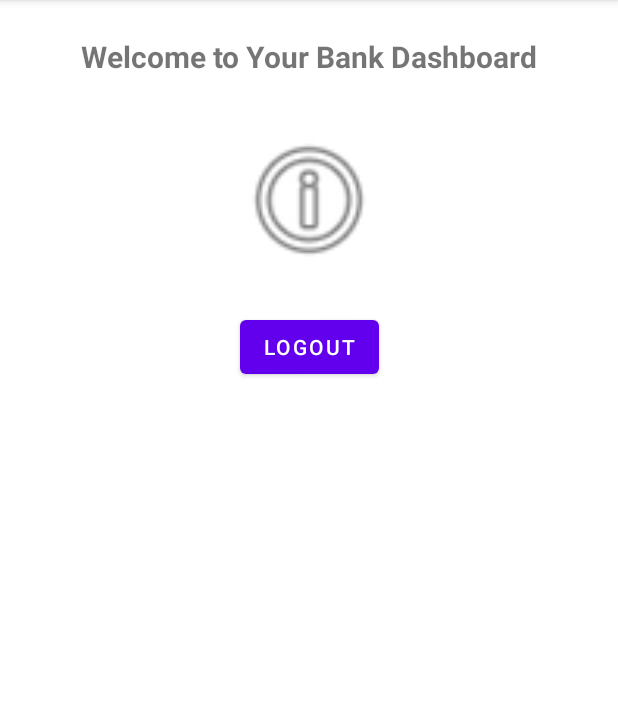
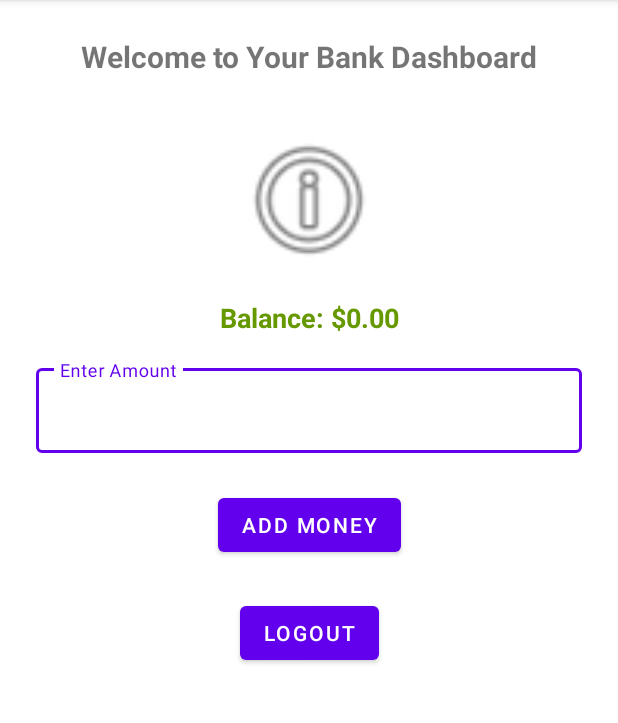
Before and after one commit to arc-arnob/kotlin-bank-app, an Android app: the DashboardActivity screen opened directly, with no data from a screen before it, on a phone screen of 412 x 824 dp, the part 84-807 px from its top. Run offline under Robolectric (Android 15) with nearby library versions, the phone set to English and light mode, and no system bars; our stand-ins replace Room's generated code.

Commit message:
Add Balance display and add

```diff
--- a/app/src/main/java/com/arnob/bank_app/data/repository/UserRepository.kt
+++ b/app/src/main/java/com/arnob/bank_app/data/repository/UserRepository.kt
@@ -13,7 +13,6 @@ class UserRepository(private val userDao: UserDao) {
             } else {
                 val user = User(username = username, password = password, name = name)
                 val userId = userDao.insertUser(user)
-                println(userId)
                 Result.success(userId)
             }
         } catch (e: Exception) {
--- a/app/src/main/java/com/arnob/bank_app/di/ViewModelFactory.kt
+++ b/app/src/main/java/com/arnob/bank_app/di/ViewModelFactory.kt
@@ -4,7 +4,9 @@ import android.content.Context
 import androidx.lifecycle.ViewModel
 import androidx.lifecycle.ViewModelProvider
 import com.arnob.bank_app.data.db.AppDatabase
+import com.arnob.bank_app.data.repository.BalanceRepository
 import com.arnob.bank_app.data.repository.UserRepository
+import com.arnob.bank_app.ui.DashboardViewModel
 import com.arnob.bank_app.ui.LoginViewModel
 import com.arnob.bank_app.ui.RegisterViewModel
 import com.arnob.bank_app.util.PreferenceHelper
@@ -27,6 +29,13 @@ class ViewModelFactory(private val context: Context) : ViewModelProvider.Factory
             return RegisterViewModel(repository, preferenceHelper) as T
         }
 
+        if (modelClass.isAssignableFrom(DashboardViewModel::class.java)) {
+            val database = AppDatabase.getDatabase(context)
+            val repository = BalanceRepository(database.balanceDao())
+            val preferenceHelper = PreferenceHelper(context)
+            return DashboardViewModel(repository, preferenceHelper) as T
+        }
+
         throw IllegalArgumentException("Unknown ViewModel class")
     }
 }
--- a/app/src/main/java/com/arnob/bank_app/ui/DashboardActivity.kt
+++ b/app/src/main/java/com/arnob/bank_app/ui/DashboardActivity.kt
@@ -3,12 +3,16 @@ package com.arnob.bank_app.ui
 import android.content.Intent
 import androidx.appcompat.app.AppCompatActivity
 import android.os.Bundle
+import android.widget.Toast
+import androidx.lifecycle.ViewModelProvider
 import com.arnob.bank_app.databinding.ActivityDashboardBinding
+import com.arnob.bank_app.di.ViewModelFactory
 import com.arnob.bank_app.util.PreferenceHelper
 
 class DashboardActivity : AppCompatActivity() {
     private lateinit var binding: ActivityDashboardBinding
     private lateinit var preferenceHelper: PreferenceHelper
+    private lateinit var viewModel: DashboardViewModel
 
     override fun onCreate(savedInstanceState: Bundle?) {
         super.onCreate(savedInstanceState)
@@ -16,8 +20,11 @@ class DashboardActivity : AppCompatActivity() {
         setContentView(binding.root)
 
         preferenceHelper = PreferenceHelper(this)
+        // Initialize View Model
+        viewModel = ViewModelProvider(this, ViewModelFactory(this))[DashboardViewModel:: class.java]
+        viewModel.loadBalance()
         // setup observers
-//        setupObservers() Not needed i think for now.
+        setupObservers()
         // setup click listeners
         setupClickListeners()
 
@@ -28,10 +35,33 @@ class DashboardActivity : AppCompatActivity() {
             preferenceHelper.clearSession()
             navigateToLogin()
         }
+        binding.btnAddMoney.setOnClickListener{
+            val amountText = binding.etAmount.text.toString()
+            val amount = amountText.toDoubleOrNull()
+
+            if (amount == null || amount <= 0) {
+                Toast.makeText(this, "Enter a valid amount", Toast.LENGTH_SHORT).show()
+            } else {
+                viewModel.addBalance(amount)
+            }
+        }
     }
     private fun navigateToLogin(){
         val intent = Intent(this, LoginActivity::class.java)
         startActivity(intent)
     }
+    private fun setupObservers() {
+        viewModel.balanceState.observe(this) { state ->
+            when (state) {
+                is BalanceState.Success-> {
+                    val updatedAmount = state.amount
+                    binding.tvBalance.text = "Balance: $${"%.2f".format(updatedAmount)}"
+                }
+                is BalanceState.Error -> {
+                    Toast.makeText(this, state.message, Toast.LENGTH_SHORT).show()
+                }
+            }
+        }
+    }
 
 }
--- /dev/null
+++ b/app/src/main/java/com/arnob/bank_app/ui/DashboardViewModel.kt
@@ -0,0 +1,64 @@
+package com.arnob.bank_app.ui
+
+import androidx.lifecycle.LiveData
+import androidx.lifecycle.MutableLiveData
+import androidx.lifecycle.ViewModel
+import androidx.lifecycle.viewModelScope
+import com.arnob.bank_app.data.repository.BalanceRepository
+import com.arnob.bank_app.util.PreferenceHelper
+import kotlinx.coroutines.launch
+
+class DashboardViewModel(
+    private val balanceRepository: BalanceRepository,
+    private val preferenceHelper: PreferenceHelper
+): ViewModel() {
+
+    private val _balanceState = MutableLiveData<BalanceState>()
+    val balanceState: LiveData<BalanceState> = _balanceState
+
+
+    fun loadBalance(){
+        viewModelScope.launch {
+            val userId = preferenceHelper.getLoggedInUserId()
+            val result = balanceRepository.getBalance(userId)
+            result
+                .onSuccess { amount ->
+                    _balanceState.postValue(BalanceState.Success(amount))
+                }
+                .onFailure { e ->
+                    _balanceState.postValue(BalanceState.Error(e.message ?: "Failed to load balance"))
+                }
+        }
+    }
+
+
+    fun addBalance(amount: Double?){
+        if(amount  == null){
+            _balanceState.value = BalanceState.Error("Invalid Balance")
+            return
+        }
+        viewModelScope.launch {
+            try {
+                // get userId from SharedPreference
+                val userId = preferenceHelper.getLoggedInUserId()
+
+                val result = balanceRepository.addMoney(userId, amount)
+                result.onSuccess { newAmount ->
+                    // Update state with new balance
+                    _balanceState.value = BalanceState.Success(newAmount)
+                }.onFailure { e ->
+                    // Log or show error
+                    _balanceState.value = BalanceState.Error(e.message ?: "Process failed" )
+                }
+            }catch (e: Exception){
+                // Log error
+                _balanceState.value = BalanceState.Error(e.message ?: "Process failed" )
+            }
+        }
+    }
+}
+
+sealed class BalanceState {
+    data class  Success(val amount: Double) : BalanceState()
+    data class Error(val message: String) : BalanceState()
+}
--- a/app/src/main/java/com/arnob/bank_app/ui/RegisterViewModel.kt
+++ b/app/src/main/java/com/arnob/bank_app/ui/RegisterViewModel.kt
@@ -27,7 +27,6 @@ class RegisterViewModel(
 
             try {
                 val result = userRepository.registerUser(username, password, name)
-                println(result)
                 result.fold(
                     onSuccess = { user_id ->
                         // Save session
--- a/app/src/main/res/layout/activity_dashboard.xml
+++ b/app/src/main/res/layout/activity_dashboard.xml
@@ -32,13 +32,54 @@
         app:layout_constraintEnd_toEndOf="parent"
         android:layout_marginTop="32dp" />
 
+    <!-- Bank Balance Display -->
+    <TextView
+        android:id="@+id/tvBalance"
+        android:layout_width="wrap_content"
+        android:layout_height="wrap_content"
+        android:text="Balance: $0.00"
+        android:textSize="18sp"
+        android:textStyle="bold"
+        android:textColor="@android:color/holo_green_dark"
+        app:layout_constraintTop_toBottomOf="@id/ivPlaceholder"
+        app:layout_constraintStart_toStartOf="parent"
+        app:layout_constraintEnd_toEndOf="parent"
+        android:layout_marginTop="16dp" />
+
+    <com.google.android.material.textfield.TextInputLayout
+        android:id="@+id/tilAmount"
+        style="@style/Widget.MaterialComponents.TextInputLayout.OutlinedBox"
+        android:layout_width="match_parent"
+        android:layout_height="wrap_content"
+        android:hint="Enter Amount"
+        app:layout_constraintTop_toBottomOf="@id/tvBalance"
+        app:layout_constraintStart_toStartOf="parent"
+        app:layout_constraintEnd_toEndOf="parent"
+        android:layout_marginTop="16dp">
+
+        <com.google.android.material.textfield.TextInputEditText
+            android:id="@+id/etAmount"
+            android:layout_width="match_parent"
+            android:layout_height="wrap_content"
+            android:inputType="numberDecimal" />
+    </com.google.android.material.textfield.TextInputLayout>
+
     <!-- Action Button -->
+    <Button
+        android:id="@+id/btnAddMoney"
+        android:layout_width="wrap_content"
+        android:layout_height="wrap_content"
+        android:text="Add Money"
+        app:layout_constraintTop_toBottomOf="@id/tilAmount"
+        app:layout_constraintStart_toStartOf="parent"
+        app:layout_constraintEnd_toEndOf="parent"
+        android:layout_marginTop="24dp" />
     <Button
         android:id="@+id/btnAction"
         android:layout_width="wrap_content"
         android:layout_height="wrap_content"
         android:text="Logout"
-        app:layout_constraintTop_toBottomOf="@id/ivPlaceholder"
+        app:layout_constraintTop_toBottomOf="@id/btnAddMoney"
         app:layout_constraintStart_toStartOf="parent"
         app:layout_constraintEnd_toEndOf="parent"
         android:layout_marginTop="24dp" />
```
Also changed, not shown: app/src/main/java/com/arnob/bank_app/data/repository/BalanceRepository.kt (added, +35 -0 lines).
